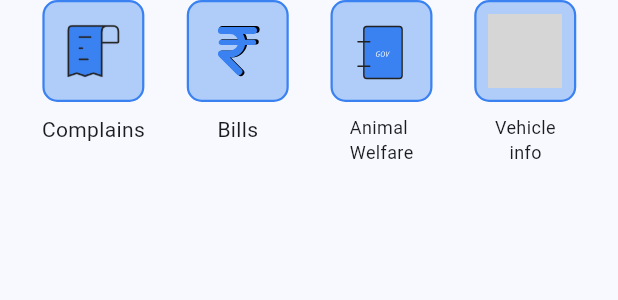
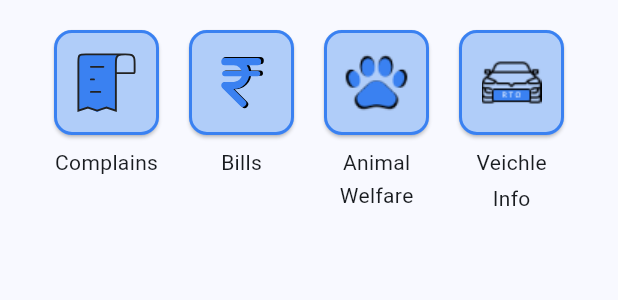
Before and after one commit to projectdoon/project_doon, a Flutter app: the CategoryIcons widget shown alone on an empty page, opened directly, on a phone screen of 412 x 824 dp. Shown: the top 300 px of the screen. Run offline on Flutter 3.47's test engine with Material 3 defaults, Android fonts, the phone set to English and light mode, and no system bars; our stand-ins replace firebase_auth, firebase_core, flutter_svg, geocoding, geolocator, get and 6 more; missing offline and left inert: mongo_dart; accounts and stored records are empty; project files that could hold a hidden picture were left out; grey boxes are pictures that could not be loaded.

Commit message:
inkwell to elevated

```diff
--- a/lib/Home_Screen_ui/category_icons.dart
+++ b/lib/Home_Screen_ui/category_icons.dart
@@ -20,31 +20,32 @@ class _CategoryIconsState extends State<CategoryIcons> {
       mainAxisAlignment: MainAxisAlignment.spaceEvenly,
       crossAxisAlignment: CrossAxisAlignment.start,
       children: [
+
+        Container(
+          margin: EdgeInsets.only(top: 20, right: 5, left: 5),
+          child: Row(
+            mainAxisAlignment: MainAxisAlignment.spaceBetween,
+            crossAxisAlignment: CrossAxisAlignment.start,
+            children: [
               Column(
                 children: [
-            InkWell(
-              borderRadius: BorderRadius.circular(10),
-              splashColor: Color.fromARGB(50, 255, 255, 255),
-              onTap: () {
-                Navigator.push(
-                  context,
-                  MaterialPageRoute(builder: (context) => complainExpanded()),
-                );
-              },
-              child: Ink(
-
-                height: 68,
-                width: 68,
-                decoration: BoxDecoration(
-                  image: const DecorationImage(
-                      image: AssetImage('assets/Paper_light@3x.png'),
-                      scale: 2.7),
-                  border: Border.all(
-                      color: Color.fromARGB(255, 58, 129, 241), width: 1.5),
-                  color: const Color.fromARGB(255, 176, 205, 249),
-                  borderRadius: BorderRadius.circular(10),
+                  ElevatedButton(
+                    style: ElevatedButton.styleFrom(
+                      backgroundColor: Color.fromARGB(255, 176, 205, 249),
+                      shape: RoundedRectangleBorder(
+                        side: BorderSide(
+                          color: Color.fromARGB(255, 58, 129, 241),
+                          width: 2,
                         ),
+                        borderRadius: BorderRadius.circular(12),
                       ),
+                      padding: EdgeInsets.all(10),
+                    ),
+                    onPressed: () {},
+                    child: SvgPicture.asset(
+                      'assets/Paper_light.svg',
+                      height: 50,
+                    )
                   ),
                   SizedBox(
                     height: 8,
@@ -52,29 +53,26 @@ class _CategoryIconsState extends State<CategoryIcons> {
                   Text('Complains'),
                 ],
               ),
+              SizedBox(width: 20,),
               Column(
                 children: [
-            InkWell(
-              borderRadius: BorderRadius.circular(10),
-              splashColor: Color.fromARGB(50, 255, 255, 255),
-              onTap: () {},
-              child: Ink(
-                height: 68,
-                width: 68,
-                child: Container(
-
-                  padding: EdgeInsets.symmetric(horizontal: 8,vertical: 8),
+                  ElevatedButton(
+                    style: ElevatedButton.styleFrom(
+                      backgroundColor: Color.fromARGB(255, 176, 205, 249),
+                      shape: RoundedRectangleBorder(
+                        side: BorderSide(
+                          color: Color.fromARGB(255, 58, 129, 241),
+                          width: 2,
+                        ),
+                        borderRadius: BorderRadius.circular(12),
+                      ),
+                      padding: EdgeInsets.all(10),
+                    ),
+                    onPressed: () {},
                     child: SvgPicture.asset(
                       'assets/Rupee Sign.svg',
-                  height: 5,
-                )),
-                decoration: BoxDecoration(
-                  border: Border.all(
-                      color: Color.fromARGB(255, 58, 129, 241), width: 1.5),
-                  color: const Color.fromARGB(255, 176, 205, 249),
-                  borderRadius: BorderRadius.circular(10),
-                ),
-              ),
+                      height: 50,
+                    )
                   ),
                   SizedBox(
                     height: 8,
@@ -82,75 +80,74 @@ class _CategoryIconsState extends State<CategoryIcons> {
                   Text('Bills'),
                 ],
               ),
+              SizedBox(width: 20,),
               Column(
                 children: [
-            InkWell(
-              borderRadius: BorderRadius.circular(10),
-              splashColor: Color.fromARGB(50, 255, 255, 255),
-              onTap: () {},
-              child: Ink(
-                height: 68,
-                width: 68,
-                child: Container(
-
-                    padding: EdgeInsets.symmetric(horizontal: 8,vertical: 8),
-                    child: SvgPicture.asset(
-                      'assets/notebook_light.svg',
-
-                    )),
-                decoration: BoxDecoration(
-
-                  border: Border.all(
-                      color: Color.fromARGB(255, 58, 129, 241), width: 1.5),
-                  color: const Color.fromARGB(255, 176, 205, 249),
-                  borderRadius: BorderRadius.circular(10),
+                  ElevatedButton(
+                    style: ElevatedButton.styleFrom(
+                      backgroundColor: Color.fromARGB(255, 176, 205, 249),
+                      shape: RoundedRectangleBorder(
+                        side: BorderSide(
+                          color: Color.fromARGB(255, 58, 129, 241),
+                          width: 2,
                         ),
+                        borderRadius: BorderRadius.circular(12),
+                      ),
+                      padding: EdgeInsets.all(10),
+                    ),
+                    onPressed: () {},
+                    child: Image.asset(
+                      'assets/Component 7.png',
+                      height: 50,
+                      width: 50,
                     ),
                   ),
                   SizedBox(
                     height: 8,
                   ),
-            Text(
-              'Animal\nWelfare',
-              style: TextStyle(fontSize: 12),
+                  Text('Animal',),
+                  SizedBox(
+                    height: 2,
                   ),
+                  Text('Welfare')
                 ],
               ),
+              SizedBox(width: 20,),
               Column(
                 children: [
-            InkWell(
-              borderRadius: BorderRadius.circular(10),
-              splashColor: Color.fromARGB(50, 255, 255, 255),
-              onTap: () {},
-              child: Ink(
-                height: 68,
-                width: 68,
-                child: Container(
-
-                    padding: EdgeInsets.symmetric(horizontal: 8,vertical: 8),
-                    child: SvgPicture.asset(
-                      'assets/Component 8.svg',
-
-                    )),
-
-                decoration: BoxDecoration(
-                  border: Border.all(
-                      color: Color.fromARGB(255, 58, 129, 241), width: 1.5),
-                  color: const Color.fromARGB(255, 176, 205, 249),
-                  borderRadius: BorderRadius.circular(10),
+                  ElevatedButton(
+                    style: ElevatedButton.styleFrom(
+                      backgroundColor: Color.fromARGB(255, 176, 205, 249),
+                      shape: RoundedRectangleBorder(
+                        side: BorderSide(
+                          color: Color.fromARGB(255, 58, 129, 241),
+                          width: 2,
                         ),
+                        borderRadius: BorderRadius.circular(12),
+                      ),
+                      padding: EdgeInsets.all(10),
+                    ),
+                    onPressed: () {},
+                    child: Image.asset(
+                      'assets/Component 8.png',
+                      height: 50,
+                      width: 50,
                     ),
                   ),
                   SizedBox(
                     height: 8,
                   ),
-            Text(
-              'Vehicle\n   info',
-              style: TextStyle(fontSize: 12),
+                  Text('Veichle'),
+                  SizedBox(
+                    height: 4,
+                  ),
+                  Text('Info'),
+                ],
+              ),
+            ],
+          ),
         ),
 
-          ],
-        ),
       ],
     );
   }
--- a/lib/Home_Screen_ui/home_screen.dart
+++ b/lib/Home_Screen_ui/home_screen.dart
@@ -217,6 +217,7 @@ class _HomeScreenState extends State<HomeScreen> {
                 ),
               ),
               Container(
+
                 margin:
                     EdgeInsets.only(top: 15, right: 18, left: 18, bottom: 41),
                 height: 100,
@@ -224,6 +225,8 @@ class _HomeScreenState extends State<HomeScreen> {
                     // color: Colors.black,
                     color: Color.fromARGB(26, 255, 0, 0),
                     borderRadius: BorderRadius.circular(20)),
+
+                child: Row(),
               ),
               Image.asset('assets/Line 25.png'),
               Container(
--- a/lib/config.dart
+++ b/lib/config.dart
@@ -1,4 +1,4 @@
-final url ="http://192.168.138.110:3000/";
+final url ="http://192.168.101.3:3000/";
 final registration = url+"registration";
 final login =url+'login';
 final complainRegistration=url+'complainreg';
--- a/lib/main.dart
+++ b/lib/main.dart
@@ -20,6 +20,6 @@ void main() async {
       colorSchemeSeed: Colors.blue,
     ),
     debugShowCheckedModeBanner: false,
-    home:  StartScreen(),))
+    home:  OTPScreen(verificationID: '123', phoneNo: 123124,),))
   ;
 }
```
Also changed, not shown: lib/Home_Screen_ui/Category_Second_Row.dart (+39 -41 lines), assets/Component 7.svg (added), assets/Paper_light.svg (added). Lines whose indentation alone changed are shown as unchanged.
